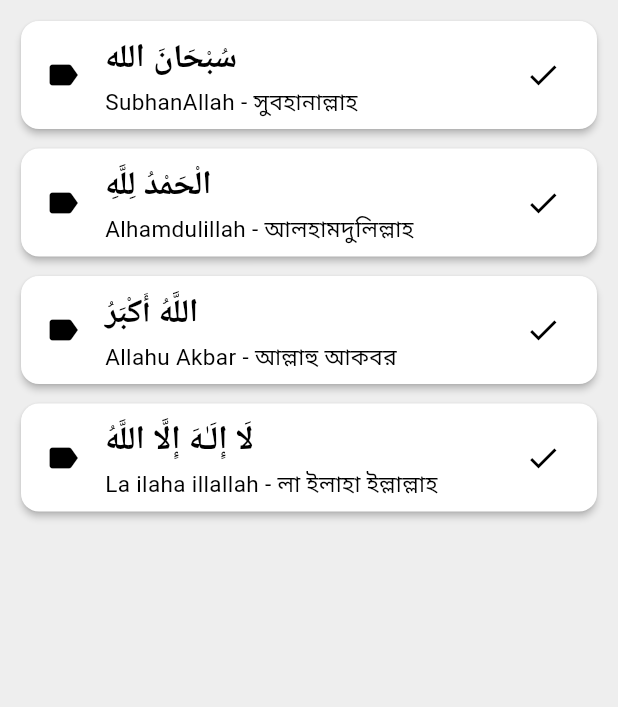
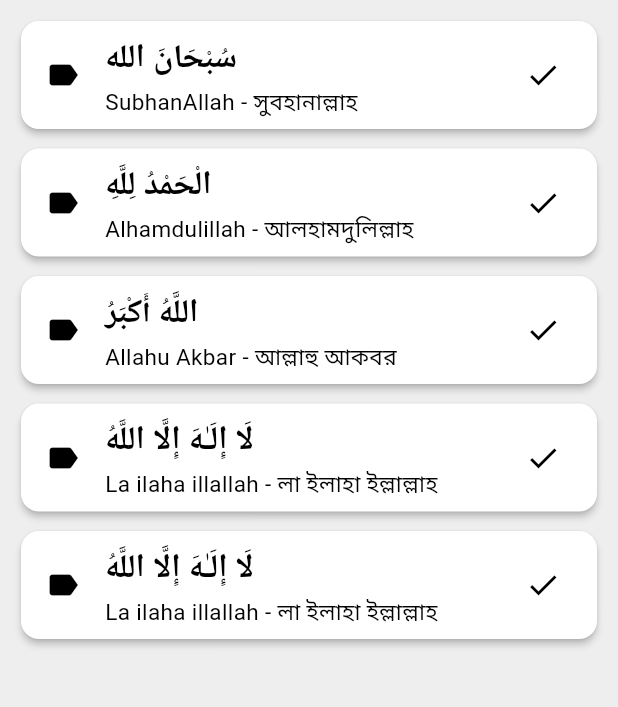
Before and after one commit to Azimul-Haque/tasbih-android, a Flutter app: the TasbihList screen opened directly, on a phone screen of 412 x 824 dp, the part 84-791 px from its top. Run offline on Flutter 3.47's test engine with Material 3 defaults, Android fonts, the phone set to English and light mode, and no system bars; our stand-ins replace shared_preferences; accounts and stored records are empty.

Commit message:
Commit Mon 11/25/2024  4:49:54.22 5705

```diff
--- a/lib/view/tasbihlist.dart
+++ b/lib/view/tasbihlist.dart
@@ -36,6 +36,11 @@ class _TasbihListState extends State<TasbihList> {
                 'La ilaha illallah - লা ইলাহা ইল্লাল্লাহ',
                 Icons.label,
                 Icons.check),
+            _thisCard(
+                'لَا إِلَـٰهَ إِلَّا اللَّهُ',
+                'La ilaha illallah - লা ইলাহা ইল্লাল্লাহ',
+                Icons.label,
+                Icons.check),
           ],
         ));
   }
```
